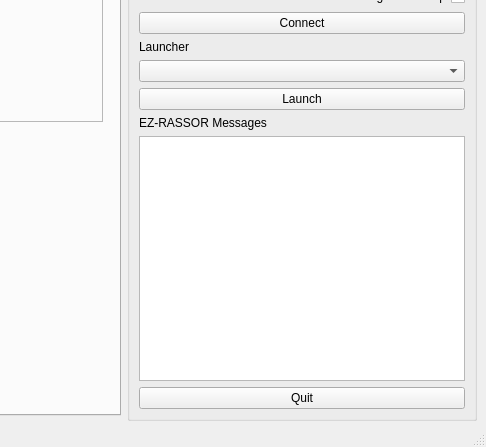
Qt form packages/interfaces/ez_gui/ui/main_window.ui (FlaSpaceInst/EZ-RASSOR) before a commit; both pictures show x 489 to 975 and y 193 to 640 of the 975 by 640 pixel window.
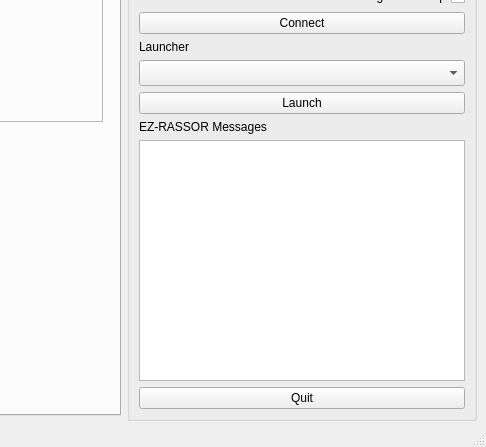
The same form after that commit. Icons and pictures are not drawn.

Commit message: changed status messages to use QTextBrowser instead of QListView, simplified time on output.

```diff
--- a/packages/interfaces/ez_gui/ui/main_window.ui
+++ b/packages/interfaces/ez_gui/ui/main_window.ui
@@ -590,7 +590,25 @@
           </widget>
          </item>
          <item row="8" column="0">
-          <widget class="QComboBox" name="comboBox"/>
+          <widget class="QComboBox" name="comboBox">
+           <property name="font">
+            <font>
+             <pointsize>11</pointsize>
+            </font>
+           </property>
+           <property name="editable">
+            <bool>false</bool>
+           </property>
+           <property name="insertPolicy">
+            <enum>QComboBox::InsertAtBottom</enum>
+           </property>
+           <property name="sizeAdjustPolicy">
+            <enum>QComboBox::AdjustToContents</enum>
+           </property>
+           <property name="frame">
+            <bool>true</bool>
+           </property>
+          </widget>
          </item>
          <item row="2" column="0">
           <widget class="QLabel" name="label_2">
@@ -656,7 +674,7 @@
           </widget>
          </item>
          <item row="11" column="0">
-          <widget class="QListView" name="view_logging"/>
+          <widget class="QTextBrowser" name="view_logging"/>
          </item>
         </layout>
        </item>
```
The commit also changes 3 other files.
